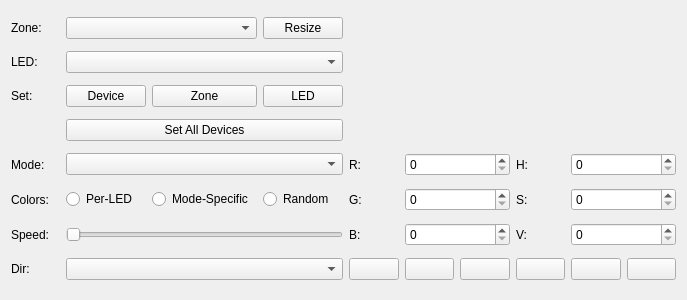
Before: the Qt Designer form qt/OpenRGBDevicePage.ui in CalcProgrammer1/OpenRGB, drawn with Qt 5.
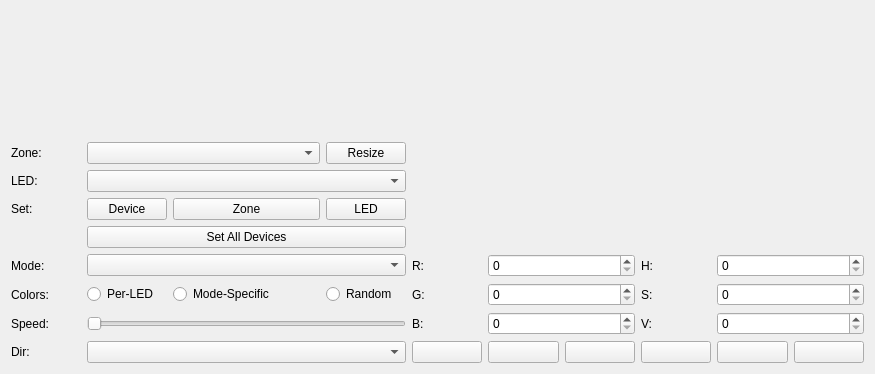
After: the same form once the commit is applied. Custom widgets are drawn as their Qt base class.

Commit message: Move device view above other controls, begin working on matrix display

```diff
--- a/qt/OpenRGBDevicePage.ui
+++ b/qt/OpenRGBDevicePage.ui
@@ -6,265 +6,265 @@
    <rect>
     <x>0</x>
     <y>0</y>
-    <width>687</width>
-    <height>300</height>
+    <width>875</width>
+    <height>374</height>
    </rect>
   </property>
   <property name="windowTitle">
    <string>Frame</string>
   </property>
   <layout class="QGridLayout" name="gridLayout">
-   <item row="7" column="6">
-    <widget class="QLabel" name="BlueLabel">
+   <item row="8" column="0">
+    <widget class="QLabel" name="SpeedLabel">
      <property name="text">
-      <string>B:</string>
+      <string>Speed:</string>
      </property>
     </widget>
    </item>
-   <item row="7" column="1" colspan="4">
-    <widget class="QSlider" name="SpeedSlider">
-     <property name="orientation">
-      <enum>Qt::Horizontal</enum>
-     </property>
-    </widget>
-   </item>
-   <item row="6" column="4">
-    <widget class="QRadioButton" name="RandomCheck">
-     <property name="text">
-      <string>Random</string>
-     </property>
-    </widget>
-   </item>
-   <item row="9" column="9">
-    <widget class="QPushButton" name="ButtonCyan">
-     <property name="text">
-      <string/>
-     </property>
-    </widget>
-   </item>
-   <item row="6" column="0">
-    <widget class="QLabel" name="ColorLabel">
-     <property name="text">
-      <string>Colors:</string>
-     </property>
-    </widget>
-   </item>
-   <item row="1" column="1" colspan="4">
-    <widget class="QComboBox" name="LEDBox"/>
-   </item>
-   <item row="9" column="8">
-    <widget class="QPushButton" name="ButtonGreen">
-     <property name="text">
-      <string/>
-     </property>
-    </widget>
-   </item>
-   <item row="6" column="10" colspan="2">
-    <widget class="QSpinBox" name="SatSpinBox">
+   <item row="6" column="6" colspan="2">
+    <widget class="QSpinBox" name="RedSpinBox">
      <property name="maximum">
       <number>255</number>
      </property>
     </widget>
    </item>
-   <item row="6" column="9">
+   <item row="1" column="0">
+    <widget class="QLabel" name="ZoneLabel">
+     <property name="text">
+      <string>Zone:</string>
+     </property>
+    </widget>
+   </item>
+   <item row="7" column="8">
     <widget class="QLabel" name="SatLabel">
      <property name="text">
       <string>S:</string>
      </property>
     </widget>
    </item>
-   <item row="5" column="6">
-    <widget class="QLabel" name="RedLabel">
+   <item row="11" column="6">
+    <widget class="QPushButton" name="ButtonYellow">
      <property name="text">
-      <string>R:</string>
+      <string/>
      </property>
     </widget>
    </item>
-   <item row="0" column="4">
-    <widget class="QPushButton" name="ResizeButton">
+   <item row="7" column="5">
+    <widget class="QLabel" name="GreenLabel">
      <property name="text">
-      <string>Resize</string>
+      <string>G:</string>
      </property>
     </widget>
    </item>
-   <item row="9" column="10">
-    <widget class="QPushButton" name="ButtonBlue">
+   <item row="11" column="8">
+    <widget class="QPushButton" name="ButtonCyan">
      <property name="text">
       <string/>
      </property>
     </widget>
    </item>
-   <item row="6" column="7" colspan="2">
-    <widget class="QSpinBox" name="GreenSpinBox">
-     <property name="maximum">
-      <number>255</number>
-     </property>
-    </widget>
-   </item>
-   <item row="6" column="1">
+   <item row="7" column="1">
     <widget class="QRadioButton" name="PerLEDCheck">
      <property name="text">
       <string>Per-LED</string>
      </property>
     </widget>
    </item>
-   <item row="5" column="7" colspan="2">
-    <widget class="QSpinBox" name="RedSpinBox">
-     <property name="maximum">
-      <number>255</number>
+   <item row="7" column="2" colspan="2">
+    <widget class="QRadioButton" name="ModeSpecificCheck">
+     <property name="text">
+      <string>Mode-Specific</string>
      </property>
     </widget>
    </item>
-   <item row="9" column="11">
+   <item row="6" column="5">
+    <widget class="QLabel" name="RedLabel">
+     <property name="text">
+      <string>R:</string>
+     </property>
+    </widget>
+   </item>
+   <item row="7" column="4">
+    <widget class="QRadioButton" name="RandomCheck">
+     <property name="text">
+      <string>Random</string>
+     </property>
+    </widget>
+   </item>
+   <item row="11" column="10">
     <widget class="QPushButton" name="ButtonMagenta">
      <property name="text">
       <string/>
      </property>
     </widget>
    </item>
-   <item row="2" column="2" colspan="2">
-    <widget class="QPushButton" name="SetZoneButton">
+   <item row="6" column="0">
+    <widget class="QLabel" name="ModeLabel">
      <property name="text">
-      <string>Zone</string>
+      <string>Mode:</string>
      </property>
     </widget>
    </item>
-   <item row="2" column="4">
+   <item row="8" column="9" colspan="2">
+    <widget class="QSpinBox" name="ValSpinBox">
+     <property name="maximum">
+      <number>255</number>
+     </property>
+    </widget>
+   </item>
+   <item row="8" column="6" colspan="2">
+    <widget class="QSpinBox" name="BlueSpinBox">
+     <property name="maximum">
+      <number>255</number>
+     </property>
+    </widget>
+   </item>
+   <item row="7" column="6" colspan="2">
+    <widget class="QSpinBox" name="GreenSpinBox">
+     <property name="maximum">
+      <number>255</number>
+     </property>
+    </widget>
+   </item>
+   <item row="3" column="4">
     <widget class="QPushButton" name="SetLEDButton">
      <property name="text">
       <string>LED</string>
      </property>
     </widget>
    </item>
-   <item row="3" column="1" colspan="4">
+   <item row="2" column="0">
+    <widget class="QLabel" name="LEDLabel">
+     <property name="text">
+      <string>LED:</string>
+     </property>
+    </widget>
+   </item>
+   <item row="6" column="8">
+    <widget class="QLabel" name="HueLabel">
+     <property name="text">
+      <string>H:</string>
+     </property>
+    </widget>
+   </item>
+   <item row="7" column="0">
+    <widget class="QLabel" name="ColorLabel">
+     <property name="text">
+      <string>Colors:</string>
+     </property>
+    </widget>
+   </item>
+   <item row="6" column="1" colspan="4">
+    <widget class="QComboBox" name="ModeBox"/>
+   </item>
+   <item row="4" column="1" colspan="4">
     <widget class="QPushButton" name="SetAllButton">
      <property name="text">
       <string>Set All Devices</string>
      </property>
     </widget>
    </item>
-   <item row="6" column="6">
-    <widget class="QLabel" name="GreenLabel">
-     <property name="text">
-      <string>G:</string>
+   <item row="8" column="1" colspan="4">
+    <widget class="QSlider" name="SpeedSlider">
+     <property name="orientation">
+      <enum>Qt::Horizontal</enum>
      </property>
     </widget>
    </item>
-   <item row="7" column="9">
-    <widget class="QLabel" name="ValLabel">
-     <property name="text">
-      <string>V:</string>
-     </property>
-    </widget>
-   </item>
-   <item row="0" column="1" colspan="3">
-    <widget class="QComboBox" name="ZoneBox"/>
-   </item>
-   <item row="9" column="6">
-    <widget class="QPushButton" name="ButtonRed">
-     <property name="text">
-      <string/>
-     </property>
-    </widget>
-   </item>
-   <item row="9" column="0">
+   <item row="11" column="0">
     <widget class="QLabel" name="DirectionLabel">
      <property name="text">
       <string>Dir:</string>
      </property>
     </widget>
    </item>
-   <item row="6" column="2" colspan="2">
-    <widget class="QRadioButton" name="ModeSpecificCheck">
-     <property name="text">
-      <string>Mode-Specific</string>
-     </property>
-    </widget>
-   </item>
-   <item row="9" column="7">
-    <widget class="QPushButton" name="ButtonYellow">
-     <property name="text">
-      <string/>
-     </property>
-    </widget>
-   </item>
-   <item row="7" column="7" colspan="2">
-    <widget class="QSpinBox" name="BlueSpinBox">
-     <property name="maximum">
-      <number>255</number>
-     </property>
-    </widget>
-   </item>
-   <item row="1" column="0">
-    <widget class="QLabel" name="LEDLabel">
-     <property name="text">
-      <string>LED:</string>
-     </property>
-    </widget>
-   </item>
-   <item row="5" column="10" colspan="2">
-    <widget class="QSpinBox" name="HueSpinBox">
-     <property name="maximum">
-      <number>359</number>
-     </property>
-    </widget>
-   </item>
-   <item row="5" column="0">
-    <widget class="QLabel" name="ModeLabel">
-     <property name="text">
-      <string>Mode:</string>
-     </property>
-    </widget>
-   </item>
-   <item row="2" column="0">
+   <item row="3" column="0">
     <widget class="QLabel" name="SetLabel">
      <property name="text">
       <string>Set:</string>
      </property>
     </widget>
    </item>
-   <item row="0" column="0">
-    <widget class="QLabel" name="ZoneLabel">
+   <item row="8" column="8">
+    <widget class="QLabel" name="ValLabel">
      <property name="text">
-      <string>Zone:</string>
+      <string>V:</string>
      </property>
     </widget>
    </item>
-   <item row="7" column="0">
-    <widget class="QLabel" name="SpeedLabel">
+   <item row="11" column="7">
+    <widget class="QPushButton" name="ButtonGreen">
      <property name="text">
-      <string>Speed:</string>
+      <string/>
      </property>
     </widget>
    </item>
-   <item row="7" column="10" colspan="2">
-    <widget class="QSpinBox" name="ValSpinBox">
-     <property name="maximum">
-      <number>255</number>
+   <item row="11" column="9">
+    <widget class="QPushButton" name="ButtonBlue">
+     <property name="text">
+      <string/>
      </property>
     </widget>
    </item>
-   <item row="5" column="1" colspan="4">
-    <widget class="QComboBox" name="ModeBox"/>
-   </item>
-   <item row="9" column="1" colspan="4">
-    <widget class="QComboBox" name="DirectionBox"/>
-   </item>
-   <item row="2" column="1">
+   <item row="3" column="1">
     <widget class="QPushButton" name="SetDeviceButton">
      <property name="text">
       <string>Device</string>
      </property>
     </widget>
    </item>
-   <item row="5" column="9">
-    <widget class="QLabel" name="HueLabel">
+   <item row="8" column="5">
+    <widget class="QLabel" name="BlueLabel">
      <property name="text">
-      <string>H:</string>
+      <string>B:</string>
      </property>
     </widget>
    </item>
-   <item row="0" column="9" rowspan="4" colspan="3">
+   <item row="1" column="1" colspan="3">
+    <widget class="QComboBox" name="ZoneBox"/>
+   </item>
+   <item row="11" column="1" colspan="4">
+    <widget class="QComboBox" name="DirectionBox"/>
+   </item>
+   <item row="3" column="2" colspan="2">
+    <widget class="QPushButton" name="SetZoneButton">
+     <property name="text">
+      <string>Zone</string>
+     </property>
+    </widget>
+   </item>
+   <item row="2" column="1" colspan="4">
+    <widget class="QComboBox" name="LEDBox"/>
+   </item>
+   <item row="1" column="4">
+    <widget class="QPushButton" name="ResizeButton">
+     <property name="text">
+      <string>Resize</string>
+     </property>
+    </widget>
+   </item>
+   <item row="11" column="5">
+    <widget class="QPushButton" name="ButtonRed">
+     <property name="text">
+      <string/>
+     </property>
+    </widget>
+   </item>
+   <item row="7" column="9" colspan="2">
+    <widget class="QSpinBox" name="SatSpinBox">
+     <property name="maximum">
+      <number>255</number>
+     </property>
+    </widget>
+   </item>
+   <item row="6" column="9" colspan="2">
+    <widget class="QSpinBox" name="HueSpinBox">
+     <property name="maximum">
+      <number>359</number>
+     </property>
+    </widget>
+   </item>
+   <item row="1" column="5" rowspan="4" colspan="6">
     <widget class="ColorWheel" name="ColorWheelBox" native="true">
      <property name="sizePolicy">
       <sizepolicy hsizetype="Preferred" vsizetype="Preferred">
@@ -274,8 +274,21 @@
      </property>
     </widget>
    </item>
-   <item row="0" column="6" rowspan="4" colspan="3">
-    <widget class="DeviceView" name="widget" native="true"/>
+   <item row="0" column="0" colspan="11">
+    <widget class="DeviceView" name="widget" native="true">
+     <property name="sizePolicy">
+      <sizepolicy hsizetype="MinimumExpanding" vsizetype="MinimumExpanding">
+       <horstretch>0</horstretch>
+       <verstretch>0</verstretch>
+      </sizepolicy>
+     </property>
+     <property name="minimumSize">
+      <size>
+       <width>0</width>
+       <height>100</height>
+      </size>
+     </property>
+    </widget>
    </item>
   </layout>
  </widget>
```
The commit also changes 1 other file.
